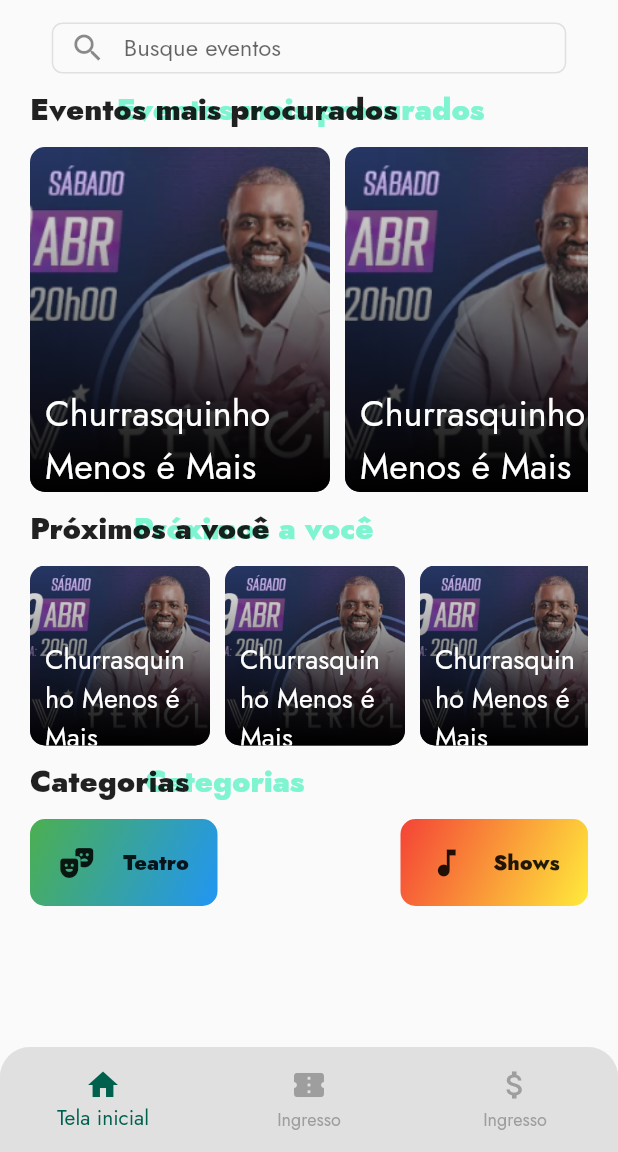
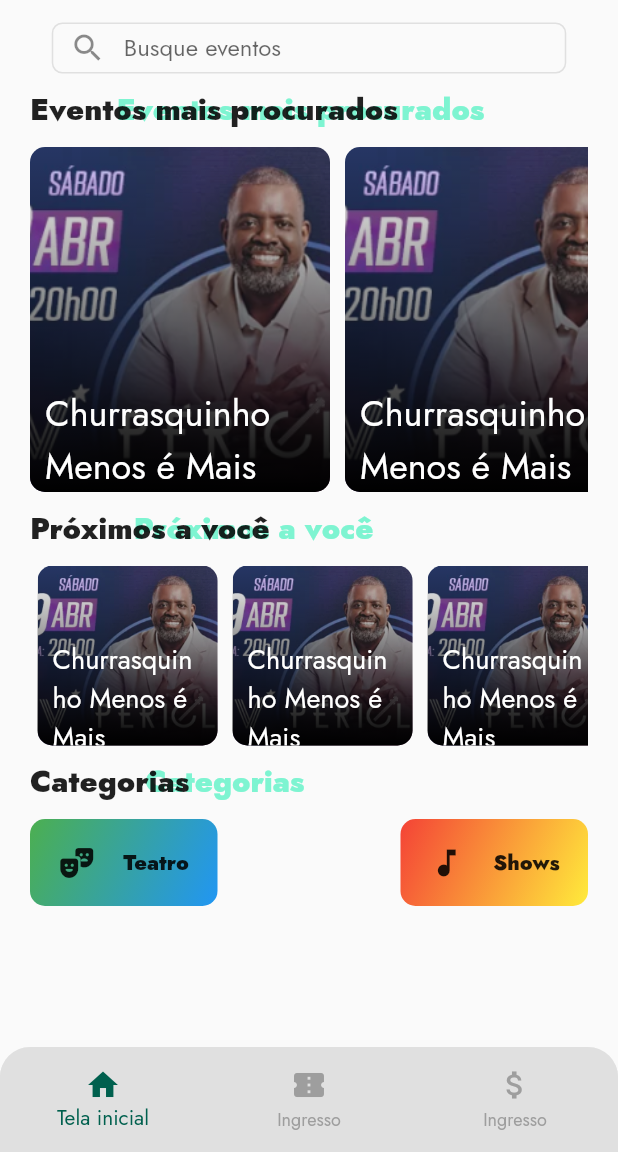
Before and after one commit to MatheusAGomes/dibs, a Flutter app: the screen it shows after launch, on a phone screen of 412 x 824 dp, the part 84-1236 px from its top. Run offline on Flutter 3.47's test engine with Material 2 defaults, Android fonts, the phone set to English and light mode, and no system bars; drawn by our look-alikes of loader_overlay; our stand-ins replace animated_toggle_switch, dio, fluttertoast, google_fonts, jwt_decoder, pretty_dio_logger and 2 more; missing offline and left inert: validatorless; generated files the repository leaves out were written again; project files that could hold a hidden picture were left out.

Commit message:
criacao das listas e componentizacao do banner secundario

```diff
--- a/lib/private/mainScreen.dart
+++ b/lib/private/mainScreen.dart
@@ -1,5 +1,6 @@
 import 'package:animated_toggle_switch/animated_toggle_switch.dart';
 import 'package:dibs/widget/bannerPrincipal.dart';
+import 'package:dibs/widget/bannerSecundario.dart';
 import 'package:dio/dio.dart';
 import 'package:flutter/material.dart';
 import 'package:provider/provider.dart';
@@ -105,22 +106,15 @@ class _MainScreenState extends State<MainScreen> {
                   ),
                   Container(
                     height: 230,
-                    child: ListView(
+                    child: ListView.builder(
+                      itemCount: 3,
                       scrollDirection: Axis.horizontal,
-                      children: [
-                        BannerPrincipal(
+                      itemBuilder: (context, index) {
+                        return BannerPrincipal(
                           image: AssetImage('assets/images/PericlesEx.png'),
                           titulo: 'Churrasquinho Menos é Mais',
-                        ),
-                        BannerPrincipal(
-                          image: AssetImage('assets/images/PericlesEx.png'),
-                          titulo: 'Churrasquinho Menos é Mais',
-                        ),
-                        BannerPrincipal(
-                          image: AssetImage('assets/images/PericlesEx.png'),
-                          titulo: 'Churrasquinho Menos é Mais',
-                        ),
-                      ],
+                        );
+                      },
                     ),
                   ),
                   SizedBox(
@@ -156,124 +150,18 @@ class _MainScreenState extends State<MainScreen> {
                   ),
                   Container(
                     height: 120,
-                    child: ListView(
+                    child: ListView.builder(
                       scrollDirection: Axis.horizontal,
-                      children: [
-                        Stack(alignment: Alignment.bottomLeft, children: [
-                          Container(
-                            decoration: BoxDecoration(
-                                image: DecorationImage(
-                                  fit: BoxFit.cover,
-                                  image: AssetImage(
-                                      'assets/images/PericlesEx.png'),
-                                ),
-                                borderRadius:
-                                    BorderRadiusDirectional.circular(10)),
-                            width: 120,
+                      itemCount: 3,
+                      itemBuilder: (context, index) {
+                        return Padding(
+                          padding: const EdgeInsets.symmetric(horizontal: 5),
+                          child: BannerSecundario(
+                            image: AssetImage('assets/images/PericlesEx.png'),
+                            titulo: 'Churrasquinho Menos é Mais',
                           ),
-                          Container(
-                            width: 120,
-                            decoration: BoxDecoration(
-                              borderRadius:
-                                  BorderRadiusDirectional.circular(10),
-                              gradient: LinearGradient(
-                                  begin: Alignment.topCenter,
-                                  end: Alignment.bottomCenter,
-                                  colors: [Colors.transparent, Colors.black]),
-                            ),
-                          ),
-                          Padding(
-                            padding: const EdgeInsets.only(left: 10),
-                            child: SizedBox(
-                              height: 70,
-                              width: 100,
-                              child: Text(
-                                'Churrasquinho Menos é Mais',
-                                style: TextStyle(
-                                    color: Colors.white, fontSize: 18),
-                              ),
-                            ),
-                          ),
-                        ]),
-                        SizedBox(
-                          width: 10,
-                        ),
-                        Stack(alignment: Alignment.bottomLeft, children: [
-                          Container(
-                            decoration: BoxDecoration(
-                                image: DecorationImage(
-                                  fit: BoxFit.cover,
-                                  image: AssetImage(
-                                      'assets/images/PericlesEx.png'),
-                                ),
-                                borderRadius:
-                                    BorderRadiusDirectional.circular(10)),
-                            width: 120,
-                          ),
-                          Container(
-                            width: 120,
-                            decoration: BoxDecoration(
-                              borderRadius:
-                                  BorderRadiusDirectional.circular(10),
-                              gradient: LinearGradient(
-                                  begin: Alignment.topCenter,
-                                  end: Alignment.bottomCenter,
-                                  colors: [Colors.transparent, Colors.black]),
-                            ),
-                          ),
-                          Padding(
-                            padding: const EdgeInsets.only(left: 10),
-                            child: SizedBox(
-                              height: 70,
-                              width: 100,
-                              child: Text(
-                                'Churrasquinho Menos é Mais',
-                                style: TextStyle(
-                                    color: Colors.white, fontSize: 18),
-                              ),
-                            ),
-                          ),
-                        ]),
-                        SizedBox(
-                          width: 10,
-                        ),
-                        Stack(alignment: Alignment.bottomLeft, children: [
-                          Container(
-                            decoration: BoxDecoration(
-                                image: DecorationImage(
-                                  fit: BoxFit.cover,
-                                  image: AssetImage(
-                                      'assets/images/PericlesEx.png'),
-                                ),
-                                borderRadius:
-                                    BorderRadiusDirectional.circular(10)),
-                            width: 120,
-                          ),
-                          Container(
-                            width: 120,
-                            decoration: BoxDecoration(
-                              borderRadius:
-                                  BorderRadiusDirectional.circular(10),
-                              gradient: LinearGradient(
-                                  begin: Alignment.topCenter,
-                                  end: Alignment.bottomCenter,
-                                  colors: [Colors.transparent, Colors.black]),
-                            ),
-                          ),
-                          Padding(
-                            padding: const EdgeInsets.only(left: 10),
-                            child: SizedBox(
-                              height: 70,
-                              width: 100,
-                              child: Text(
-                                'Churrasquinho Menos é Mais',
-                                style: TextStyle(
-                                    color: Colors.white, fontSize: 18),
-                              ),
-                            ),
-                          ),
-                        ]),
-                      ],
+                        );
+                      },
                     ),
                   ),
                   SizedBox(
--- /dev/null
+++ b/lib/widget/bannerSecundario.dart
@@ -0,0 +1,46 @@
+import 'package:flutter/material.dart';
+
+import '../shared/service/colorService.dart';
+
+class BannerSecundario extends StatelessWidget {
+  ImageProvider image;
+  String titulo;
+
+  BannerSecundario({required this.image, required this.titulo});
+
+  @override
+  Widget build(BuildContext context) {
+    return Stack(alignment: Alignment.bottomLeft, children: [
+      Container(
+        decoration: BoxDecoration(
+            image: DecorationImage(
+              fit: BoxFit.cover,
+              image: image,
+            ),
+            borderRadius: BorderRadiusDirectional.circular(10)),
+        width: 120,
+      ),
+      Container(
+        width: 120,
+        decoration: BoxDecoration(
+          borderRadius: BorderRadiusDirectional.circular(10),
+          gradient: LinearGradient(
+              begin: Alignment.topCenter,
+              end: Alignment.bottomCenter,
+              colors: [Colors.transparent, Colors.black]),
+        ),
+      ),
+      Padding(
+        padding: const EdgeInsets.only(left: 10),
+        child: SizedBox(
+          height: 70,
+          width: 100,
+          child: Text(
+            titulo,
+            style: TextStyle(color: Colors.white, fontSize: 18),
+          ),
+        ),
+      ),
+    ]);
+  }
+}
```
